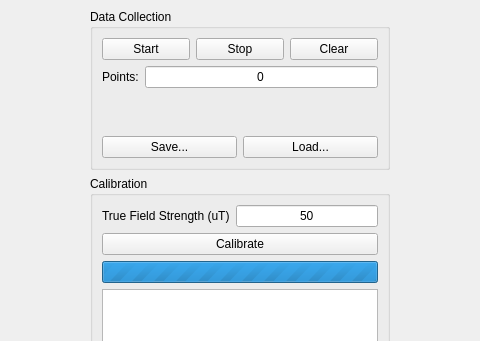
Above: src/magnetometer/gui/fmain.ui from pcdangio/ros-calibration_imu before the change; both pictures show x 160 to 640 and y 0 to 341 of the 800 by 600 pixel window. Below: the same form after it.
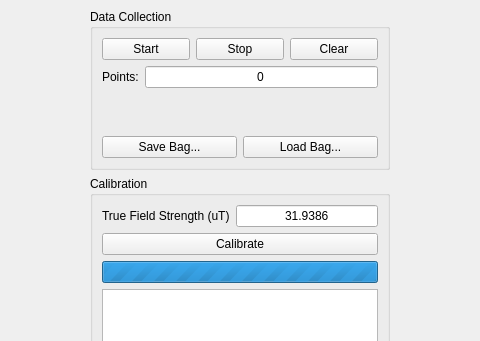
That is the form after the change.

Commit message: magnetometer: added json save and improved gui

```diff
--- a/src/magnetometer/gui/fmain.ui
+++ b/src/magnetometer/gui/fmain.ui
@@ -102,14 +102,14 @@
            <item>
             <widget class="QPushButton" name="button_save_collection">
              <property name="text">
-              <string>Save...</string>
+              <string>Save Bag...</string>
              </property>
             </widget>
            </item>
            <item>
             <widget class="QPushButton" name="button_load_collection">
              <property name="text">
-              <string>Load...</string>
+              <string>Load Bag...</string>
              </property>
             </widget>
            </item>
@@ -148,7 +148,7 @@
            <item>
             <widget class="QLineEdit" name="lineedit_field_strength">
              <property name="text">
-              <string>50</string>
+              <string>31.9386</string>
              </property>
              <property name="alignment">
               <set>Qt::AlignCenter</set>
@@ -262,19 +262,6 @@
         </layout>
        </widget>
       </item>
-      <item>
-       <spacer name="verticalSpacer_2">
-        <property name="orientation">
-         <enum>Qt::Vertical</enum>
-        </property>
-        <property name="sizeHint" stdset="0">
-         <size>
-          <width>20</width>
-          <height>40</height>
-         </size>
-        </property>
-       </spacer>
-      </item>
      </layout>
     </item>
    </layout>
```
Left out of the diff: 9 changed lines with no effect on the pictures. The commit also changes 2 other files.
